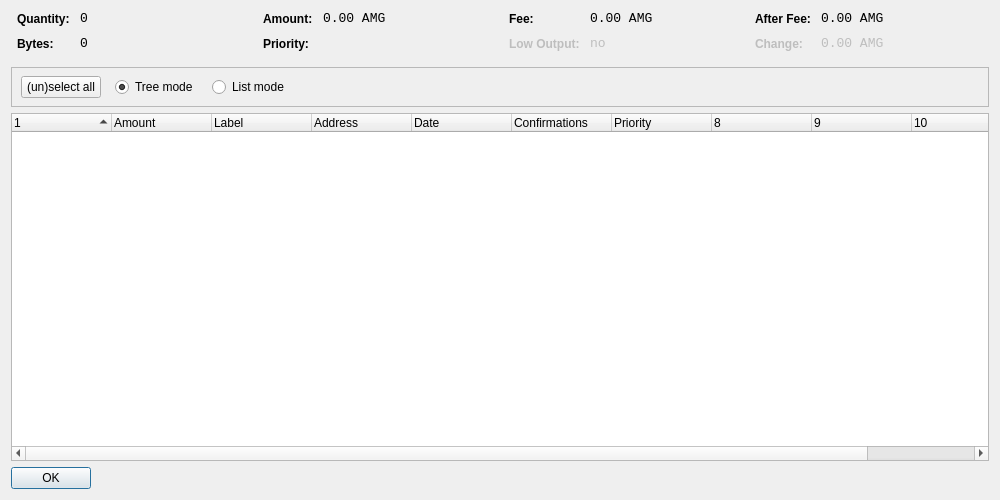
Before: the Qt Designer form src/qt/forms/coincontroldialog.ui in amigochain/amg-chain-source-code, drawn with Qt 5.
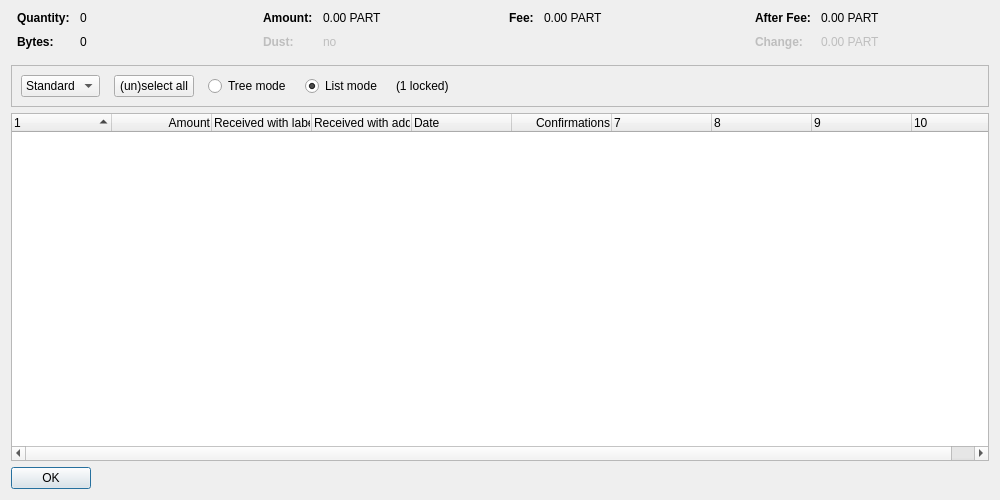
After: the same form once the commit is applied. Custom widgets are drawn as their Qt base class.

```diff
--- a/src/qt/forms/coincontroldialog.ui
+++ b/src/qt/forms/coincontroldialog.ui
@@ -38,8 +38,11 @@
        </property>
        <item row="0" column="0">
         <widget class="QLabel" name="labelCoinControlQuantityText">
-         <property name="styleSheet">
-          <string notr="true">font-weight:bold;</string>
+         <property name="font">
+          <font>
+           <weight>75</weight>
+           <bold>true</bold>
+          </font>
          </property>
          <property name="text">
           <string>Quantity:</string>
@@ -48,12 +51,6 @@
        </item>
        <item row="0" column="1">
         <widget class="QLabel" name="labelCoinControlQuantity">
-         <property name="font">
-          <font>
-           <family>Monospace</family>
-           <pointsize>10</pointsize>
-          </font>
-         </property>
          <property name="cursor">
           <cursorShape>IBeamCursor</cursorShape>
          </property>
@@ -70,8 +67,11 @@
        </item>
        <item row="1" column="0">
         <widget class="QLabel" name="labelCoinControlBytesText">
-         <property name="styleSheet">
-          <string notr="true">font-weight:bold;</string>
+         <property name="font">
+          <font>
+           <weight>75</weight>
+           <bold>true</bold>
+          </font>
          </property>
          <property name="text">
           <string>Bytes:</string>
@@ -80,12 +80,6 @@
        </item>
        <item row="1" column="1">
         <widget class="QLabel" name="labelCoinControlBytes">
-         <property name="font">
-          <font>
-           <family>Monospace</family>
-           <pointsize>10</pointsize>
-          </font>
-         </property>
          <property name="cursor">
           <cursorShape>IBeamCursor</cursorShape>
          </property>
@@ -118,8 +112,11 @@
        </property>
        <item row="0" column="0">
         <widget class="QLabel" name="labelCoinControlAmountText">
-         <property name="styleSheet">
-          <string notr="true">font-weight:bold;</string>
+         <property name="font">
+          <font>
+           <weight>75</weight>
+           <bold>true</bold>
+          </font>
          </property>
          <property name="text">
           <string>Amount:</string>
@@ -128,12 +125,6 @@
        </item>
        <item row="0" column="1">
         <widget class="QLabel" name="labelCoinControlAmount">
-         <property name="font">
-          <font>
-           <family>Monospace</family>
-           <pointsize>10</pointsize>
-          </font>
-         </property>
          <property name="cursor">
           <cursorShape>IBeamCursor</cursorShape>
          </property>
@@ -141,7 +132,7 @@
           <enum>Qt::ActionsContextMenu</enum>
          </property>
          <property name="text">
-          <string notr="true">0.00 AMG</string>
+          <string notr="true">0.00 PART</string>
          </property>
          <property name="textInteractionFlags">
           <set>Qt::LinksAccessibleByMouse|Qt::TextSelectableByKeyboard|Qt::TextSelectableByMouse</set>
@@ -149,22 +140,25 @@
         </widget>
        </item>
        <item row="1" column="0">
-        <widget class="QLabel" name="labelCoinControlPriorityText">
-         <property name="styleSheet">
-          <string notr="true">font-weight:bold;</string>
+        <widget class="QLabel" name="labelCoinControlLowOutputText">
+         <property name="enabled">
+          <bool>false</bool>
+         </property>
+         <property name="font">
+          <font>
+           <weight>75</weight>
+           <bold>true</bold>
+          </font>
          </property>
          <property name="text">
-          <string>Priority:</string>
+          <string>Dust:</string>
          </property>
         </widget>
        </item>
        <item row="1" column="1">
-        <widget class="QLabel" name="labelCoinControlPriority">
-         <property name="font">
-          <font>
-           <family>Monospace</family>
-           <pointsize>10</pointsize>
-          </font>
+        <widget class="QLabel" name="labelCoinControlLowOutput">
+         <property name="enabled">
+          <bool>false</bool>
          </property>
          <property name="cursor">
           <cursorShape>IBeamCursor</cursorShape>
@@ -173,7 +167,7 @@
           <enum>Qt::ActionsContextMenu</enum>
          </property>
          <property name="text">
-          <string/>
+          <string notr="true">no</string>
          </property>
          <property name="textInteractionFlags">
           <set>Qt::LinksAccessibleByMouse|Qt::TextSelectableByKeyboard|Qt::TextSelectableByMouse</set>
@@ -198,8 +192,11 @@
        </property>
        <item row="0" column="0">
         <widget class="QLabel" name="labelCoinControlFeeText">
-         <property name="styleSheet">
-          <string notr="true">font-weight:bold;</string>
+         <property name="font">
+          <font>
+           <weight>75</weight>
+           <bold>true</bold>
+          </font>
          </property>
          <property name="text">
           <string>Fee:</string>
@@ -208,12 +205,6 @@
        </item>
        <item row="0" column="1">
         <widget class="QLabel" name="labelCoinControlFee">
-         <property name="font">
-          <font>
-           <family>Monospace</family>
-           <pointsize>10</pointsize>
-          </font>
-         </property>
          <property name="cursor">
           <cursorShape>IBeamCursor</cursorShape>
          </property>
@@ -221,45 +212,7 @@
           <enum>Qt::ActionsContextMenu</enum>
          </property>
          <property name="text">
-          <string notr="true">0.00 AMG</string>
-         </property>
-         <property name="textInteractionFlags">
-          <set>Qt::LinksAccessibleByMouse|Qt::TextSelectableByKeyboard|Qt::TextSelectableByMouse</set>
-         </property>
-        </widget>
-       </item>
-       <item row="1" column="0">
-        <widget class="QLabel" name="labelCoinControlLowOutputText">
-         <property name="enabled">
-          <bool>false</bool>
-         </property>
-         <property name="styleSheet">
-          <string notr="true">font-weight:bold;</string>
-         </property>
-         <property name="text">
-          <string>Low Output:</string>
-         </property>
-        </widget>
-       </item>
-       <item row="1" column="1">
-        <widget class="QLabel" name="labelCoinControlLowOutput">
-         <property name="enabled">
-          <bool>false</bool>
-         </property>
-         <property name="font">
-          <font>
-           <family>Monospace</family>
-           <pointsize>10</pointsize>
-          </font>
-         </property>
-         <property name="cursor">
-          <cursorShape>IBeamCursor</cursorShape>
-         </property>
-         <property name="contextMenuPolicy">
-          <enum>Qt::ActionsContextMenu</enum>
-         </property>
-         <property name="text">
-          <string notr="true">no</string>
+          <string notr="true">0.00 PART</string>
          </property>
          <property name="textInteractionFlags">
           <set>Qt::LinksAccessibleByMouse|Qt::TextSelectableByKeyboard|Qt::TextSelectableByMouse</set>
@@ -284,8 +237,11 @@
        </property>
        <item row="0" column="0">
         <widget class="QLabel" name="labelCoinControlAfterFeeText">
-         <property name="styleSheet">
-          <string notr="true">font-weight:bold;</string>
+         <property name="font">
+          <font>
+           <weight>75</weight>
+           <bold>true</bold>
+          </font>
          </property>
          <property name="text">
           <string>After Fee:</string>
@@ -294,12 +250,6 @@
        </item>
        <item row="0" column="1">
         <widget class="QLabel" name="labelCoinControlAfterFee">
-         <property name="font">
-          <font>
-           <family>Monospace</family>
-           <pointsize>10</pointsize>
-          </font>
-         </property>
          <property name="cursor">
           <cursorShape>IBeamCursor</cursorShape>
          </property>
@@ -307,7 +257,7 @@
           <enum>Qt::ActionsContextMenu</enum>
          </property>
          <property name="text">
-          <string notr="true">0.00 AMG</string>
+          <string notr="true">0.00 PART</string>
          </property>
          <property name="textInteractionFlags">
           <set>Qt::LinksAccessibleByMouse|Qt::TextSelectableByKeyboard|Qt::TextSelectableByMouse</set>
@@ -319,8 +269,11 @@
          <property name="enabled">
           <bool>false</bool>
          </property>
-         <property name="styleSheet">
-          <string notr="true">font-weight:bold;</string>
+         <property name="font">
+          <font>
+           <weight>75</weight>
+           <bold>true</bold>
+          </font>
          </property>
          <property name="text">
           <string>Change:</string>
@@ -332,12 +285,6 @@
          <property name="enabled">
           <bool>false</bool>
          </property>
-         <property name="font">
-          <font>
-           <family>Monospace</family>
-           <pointsize>10</pointsize>
-          </font>
-         </property>
          <property name="cursor">
           <cursorShape>IBeamCursor</cursorShape>
          </property>
@@ -345,7 +292,7 @@
           <enum>Qt::ActionsContextMenu</enum>
          </property>
          <property name="text">
-          <string notr="true">0.00 AMG</string>
+          <string notr="true">0.00 PART</string>
          </property>
          <property name="textInteractionFlags">
           <set>Qt::LinksAccessibleByMouse|Qt::TextSelectableByKeyboard|Qt::TextSelectableByMouse</set>
@@ -370,19 +317,31 @@
      <property name="frameShadow">
       <enum>QFrame::Sunken</enum>
      </property>
-     <widget class="QWidget" name="horizontalLayoutWidget">
-      <property name="geometry">
-       <rect>
-        <x>10</x>
-        <y>0</y>
-        <width>781</width>
-        <height>41</height>
-       </rect>
-      </property>
-      <layout class="QHBoxLayout" name="horizontalLayoutPanel" stretch="0,0,0,0,0">
+     <layout class="QHBoxLayout" name="horizontalLayout">
+      <item>
+       <layout class="QHBoxLayout" name="horizontalLayoutPanel" stretch="0,0,0,0,0,0">
        <property name="spacing">
         <number>14</number>
        </property>
+        <item>
+         <widget class="QComboBox" name="cbxType">
+          <item>
+           <property name="text">
+            <string>Standard</string>
+           </property>
+          </item>
+          <item>
+           <property name="text">
+            <string>Blind</string>
+           </property>
+          </item>
+          <item>
+           <property name="text">
+            <string>Anon</string>
+           </property>
+          </item>
+         </widget>
+        </item>
        <item>
         <widget class="QPushButton" name="pushButtonSelectAll">
          <property name="sizePolicy">
@@ -394,6 +353,9 @@
          <property name="text">
           <string>(un)select all</string>
          </property>
+          <property name="autoDefault">
+           <bool>false</bool>
+          </property>
         </widget>
        </item>
        <item>
@@ -407,9 +369,6 @@
          <property name="text">
           <string>Tree mode</string>
          </property>
-         <property name="checked">
-          <bool>true</bool>
-         </property>
         </widget>
        </item>
        <item>
@@ -423,6 +382,16 @@
          <property name="text">
           <string>List mode</string>
          </property>
+          <property name="checked">
+           <bool>true</bool>
+          </property>
+         </widget>
+        </item>
+        <item>
+         <widget class="QLabel" name="labelLocked">
+          <property name="text">
+           <string notr="true">(1 locked)</string>
+          </property>
         </widget>
        </item>
        <item>
@@ -439,7 +408,8 @@
         </spacer>
        </item>
       </layout>
-     </widget>
+      </item>
+     </layout>
     </widget>
    </item>
    <item>
@@ -451,7 +421,7 @@
       <bool>false</bool>
      </property>
      <property name="columnCount">
-      <number>11</number>
+      <number>10</number>
      </property>
      <attribute name="headerShowSortIndicator" stdset="0">
       <bool>true</bool>
@@ -468,15 +438,18 @@
       <property name="text">
        <string>Amount</string>
       </property>
+      <property name="textAlignment">
+       <set>AlignTrailing|AlignVCenter</set>
+      </property>
      </column>
      <column>
       <property name="text">
-       <string>Label</string>
+       <string>Received with label</string>
       </property>
      </column>
      <column>
       <property name="text">
-       <string>Address</string>
+       <string>Received with address</string>
       </property>
      </column>
      <column>
@@ -491,10 +464,8 @@
       <property name="toolTip">
        <string>Confirmed</string>
       </property>
-     </column>
-     <column>
-      <property name="text">
-       <string>Priority</string>
+      <property name="textAlignment">
+       <set>AlignTrailing|AlignVCenter</set>
       </property>
      </column>
      <column>
```
Left out of the diff: 4 changed lines with no effect on the pictures. Lines whose indentation alone changed are shown as unchanged.
